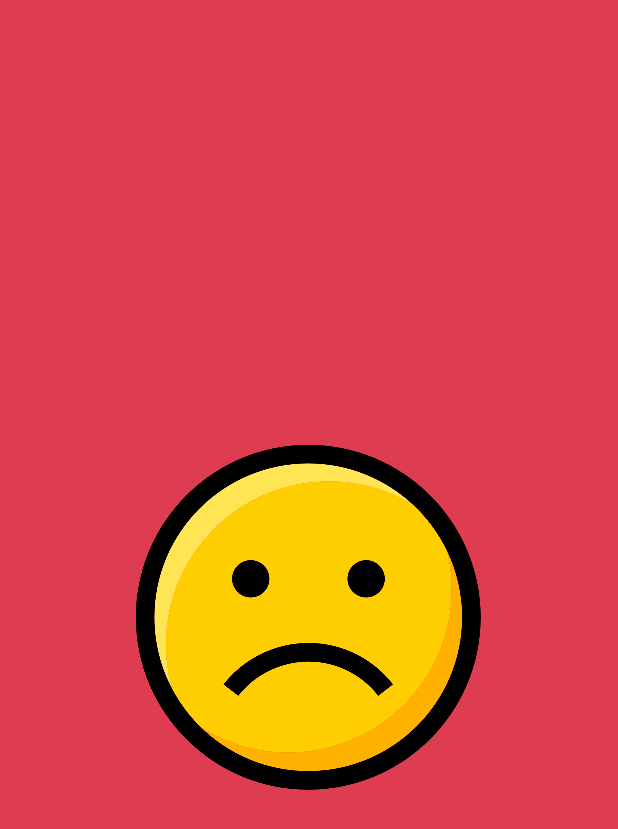
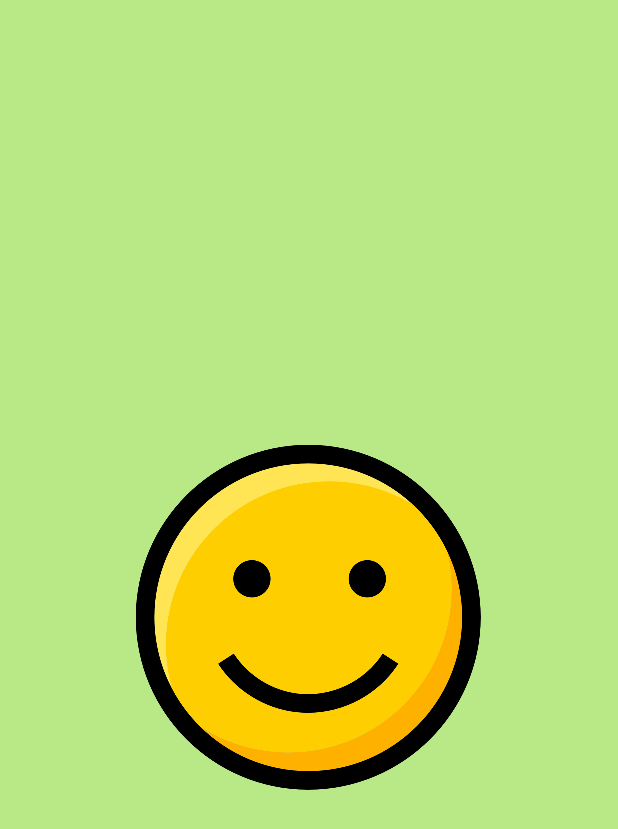
Before and after one commit to AnthonyMineo/MoodTracker, an Android app: the screen it shows after launch (MainActivity), on a phone screen of 412 x 824 dp. Shown: the top 829 px of the screen. Run offline under Robolectric (Android 15) with nearby library versions, the phone set to English and light mode, and no system bars.

Commit message:
add a custom viewPager and pagerAdapter in order to create a scroll between smiley

```diff
--- a/app/src/main/java/com/denma/moodtracker/Controller/MainActivity.java
+++ b/app/src/main/java/com/denma/moodtracker/Controller/MainActivity.java
@@ -1,51 +1,22 @@
 package com.denma.moodtracker.Controller;
 
+import android.support.v4.view.ViewPager;
 import android.support.v7.app.AppCompatActivity;
 import android.os.Bundle;
-import android.view.Display;
-
-import android.widget.ImageView;
-import android.widget.LinearLayout;
 
 import com.denma.moodtracker.R;
 
 public class MainActivity extends AppCompatActivity {
-    ImageView mSmileySad;
-    ImageView mSmileyDisappointed;
-    ImageView mSmileyNormal;
-    ImageView mSmileyHappy;
-    ImageView mSmileySuperHappy;
-
-    LinearLayout mSmileySadLayout;
-    LinearLayout mSmileyDisappointedLayout;
-    LinearLayout mSmileyNormalLayout;
-    LinearLayout mSmileyHappyLayout;
-    LinearLayout mSmileySuperHappyLayout;
 
     @Override
     protected void onCreate(Bundle savedInstanceState) {
         super.onCreate(savedInstanceState);
         setContentView(R.layout.activity_main);
 
-        mSmileySad = (ImageView) findViewById(R.id.activity_main_smiley_sad);
-        mSmileyDisappointed = (ImageView) findViewById(R.id.activity_main_smiley_disappointed);
-        mSmileyNormal = (ImageView) findViewById(R.id.activity_main_smiley_normal);
-        mSmileyHappy = (ImageView) findViewById(R.id.activity_main_smiley_happy);
-        mSmileySuperHappy = (ImageView) findViewById(R.id.activity_main_smiley_super_happy);
+        MyPageAdapter adapter = new MyPageAdapter();
+        MyViewPager myPager = (MyViewPager) findViewById(R.id.activity_main_panel_pager);
+        myPager.setAdapter(adapter);
+        myPager.setCurrentItem(3);
 
-
-        mSmileySadLayout = (LinearLayout) findViewById(R.id.activity_main_smiley_sad_layout);
-        mSmileyDisappointedLayout = (LinearLayout) findViewById(R.id.activity_main_smiley_disappointed_layout);
-        mSmileyNormalLayout = (LinearLayout) findViewById(R.id.activity_main_smiley_normal_layout);
-        mSmileyHappyLayout = (LinearLayout) findViewById(R.id.activity_main_smiley_happy_layout);
-        mSmileySuperHappyLayout = (LinearLayout) findViewById(R.id.activity_main_smiley_super_happy_layout);
-
-        Display display = getWindowManager().getDefaultDisplay();
-        int screenHeight = display.getHeight();
-
-        mSmileySadLayout.getLayoutParams().height = screenHeight;
-        mSmileyDisappointedLayout.getLayoutParams().height = screenHeight;
-        mSmileyNormalLayout.getLayoutParams().height = screenHeight;
-        mSmileyHappyLayout.getLayoutParams().height = screenHeight;
-	mSmileySuperHappyLayout.getLayoutParams().height = screenHeight;
-    } }
+    }
+}
--- /dev/null
+++ b/app/src/main/java/com/denma/moodtracker/Controller/MyPageAdapter.java
@@ -0,0 +1,65 @@
+package com.denma.moodtracker.Controller;
+
+import android.content.Context;
+import android.os.Parcelable;
+import android.support.v4.view.PagerAdapter;
+import android.support.v4.view.ViewPager;
+import android.view.LayoutInflater;
+import android.view.View;
+
+import com.denma.moodtracker.R;
+
+public class MyPageAdapter extends PagerAdapter {
+
+    public int getCount() {
+        return 5;
+    }
+
+    public Object instantiateItem(View collection, int position) {
+
+        LayoutInflater inflater = (LayoutInflater) collection.getContext()
+                .getSystemService(Context.LAYOUT_INFLATER_SERVICE);
+
+        int resId = 0;
+        switch (position) {
+            case 0:
+                resId = R.layout.smiley_sad;
+                break;
+            case 1:
+                resId = R.layout.smiley_disappointed;
+                break;
+            case 2:
+                resId = R.layout.smiley_normal;
+                break;
+            case 3:
+                resId = R.layout.smiley_happy;
+                break;
+            case 4:
+                resId = R.layout.smiley_super_happy;
+                break;
+        }
+
+        View view = inflater.inflate(resId, null);
+
+        ((ViewPager) collection).addView(view, 0);
+
+        return view;
+    }
+
+    @Override
+    public void destroyItem(View arg0, int arg1, Object arg2) {
+        ((ViewPager) arg0).removeView((View) arg2);
+
+    }
+
+    @Override
+    public boolean isViewFromObject(View arg0, Object arg1) {
+        return arg0 == ((View) arg1);
+
+    }
+
+    @Override
+    public Parcelable saveState() {
+        return null;
+    }
+}
--- /dev/null
+++ b/app/src/main/java/com/denma/moodtracker/Controller/MyViewPager.java
@@ -0,0 +1,88 @@
+package com.denma.moodtracker.Controller;
+
+import android.content.Context;
+import android.support.v4.view.ViewPager;
+import android.util.AttributeSet;
+import android.view.MotionEvent;
+import android.view.View;
+
+/**
+ * Uses a combination of a PageTransformer and swapping X & Y coordinates
+ * of touch events to create the illusion of a vertically scrolling ViewPager.
+ *
+ * Requires API 11+
+ *
+ */
+public class MyViewPager extends ViewPager {
+
+    public MyViewPager(Context context) {
+        super(context);
+        init();
+    }
+
+    public MyViewPager(Context context, AttributeSet attrs) {
+        super(context, attrs);
+        init();
+    }
+
+    private void init() {
+        // The majority of the magic happens here
+        setPageTransformer(true, new VerticalPageTransformer());
+        // The easiest way to get rid of the overscroll drawing that happens on the left and right
+        setOverScrollMode(OVER_SCROLL_NEVER);
+    }
+
+    private class VerticalPageTransformer implements ViewPager.PageTransformer {
+
+        @Override
+        public void transformPage(View view, float position) {
+
+            if (position < -1) { // [-Infinity,-1)
+                // This page is way off-screen to the left.
+                view.setAlpha(0);
+
+            } else if (position <= 1) { // [-1,1]
+                view.setAlpha(1);
+
+                // Counteract the default slide transition
+                view.setTranslationX(view.getWidth() * -position);
+
+                //set Y position to swipe in from top
+                float yPosition = position * view.getHeight();
+                view.setTranslationY(yPosition);
+
+            } else { // (1,+Infinity]
+                // This page is way off-screen to the right.
+                view.setAlpha(0);
+            }
+        }
+    }
+
+    /**
+     * Swaps the X and Y coordinates of your touch event.
+     */
+    private MotionEvent swapXY(MotionEvent ev) {
+        float width = getWidth();
+        float height = getHeight();
+
+        float newX = (ev.getY() / height) * width;
+        float newY = (ev.getX() / width) * height;
+
+        ev.setLocation(newX, newY);
+
+        return ev;
+    }
+
+    @Override
+    public boolean onInterceptTouchEvent(MotionEvent ev){
+        boolean intercepted = super.onInterceptTouchEvent(swapXY(ev));
+        swapXY(ev); // return touch coordinates to original reference frame for any child views
+        return intercepted;
+    }
+
+    @Override
+    public boolean onTouchEvent(MotionEvent ev) {
+        return super.onTouchEvent(swapXY(ev));
+    }
+
+}
--- a/app/src/main/res/layout/activity_main.xml
+++ b/app/src/main/res/layout/activity_main.xml
@@ -1,102 +1,10 @@
 <?xml version="1.0" encoding="utf-8"?>
-
-<ScrollView xmlns:android="http://schemas.android.com/apk/res/android"
-    xmlns="http://schemas.android.com/apk/res-auto"
-    xmlns:tools="http://schemas.android.com/tools"
-    android:layout_width="match_parent"
-    android:layout_height="wrap_content"
-    tools:context="com.denma.moodtracker.Controller.MainActivity"
-    android:fillViewport="true">
-
-    <LinearLayout
+<LinearLayout xmlns:android="http://schemas.android.com/apk/res/android"
+    android:orientation="vertical"
+    android:layout_width="fill_parent"
+    android:layout_height="fill_parent">
+    <com.denma.moodtracker.Controller.MyViewPager
         android:layout_width="match_parent"
-        android:layout_height="wrap_content"
-        android:orientation="vertical">
-
-        <LinearLayout
-            android:id="@+id/activity_main_smiley_sad_layout"
-            android:layout_width="match_parent"
-            android:layout_height="wrap_content"
-            android:orientation="vertical"
-            android:gravity="center"
-            android:background="@color/faded_red">
-
-            <ImageView
-                android:id="@+id/activity_main_smiley_sad"
-                android:layout_width="wrap_content"
-                android:layout_height="wrap_content"
-                android:layout_gravity="center"
-                android:src="@mipmap/smiley_sad"/>
-
-        </LinearLayout>
-
-        <LinearLayout
-            android:id="@+id/activity_main_smiley_disappointed_layout"
-            android:layout_width="match_parent"
-            android:layout_height="wrap_content"
-            android:orientation="vertical"
-            android:gravity="center"
-            android:background="@color/warm_grey">
-
-            <ImageView
-                android:id="@+id/activity_main_smiley_disappointed"
-                android:layout_width="wrap_content"
-                android:layout_height="wrap_content"
-                android:layout_gravity="center"
-                android:src="@mipmap/smiley_disappointed"/>
-
-        </LinearLayout>
-
-        <LinearLayout
-            android:id="@+id/activity_main_smiley_normal_layout"
-            android:layout_width="match_parent"
-            android:layout_height="wrap_content"
-            android:orientation="vertical"
-            android:gravity="center"
-            android:background="@color/cornflower_blue_65">
-
-            <ImageView
-                android:id="@+id/activity_main_smiley_normal"
-                android:layout_width="wrap_content"
-                android:layout_height="wrap_content"
-                android:layout_gravity="center"
-                android:src="@mipmap/smiley_normal"/>
-
-        </LinearLayout>
-
-        <LinearLayout
-            android:id="@+id/activity_main_smiley_happy_layout"
-            android:layout_width="match_parent"
-            android:layout_height="wrap_content"
-            android:orientation="vertical"
-            android:gravity="center"
-            android:background="@color/light_sage">
-
-            <ImageView
-                android:id="@+id/activity_main_smiley_happy"
-                android:layout_width="wrap_content"
-                android:layout_height="wrap_content"
-                android:layout_gravity="center"
-                android:src="@mipmap/smiley_happy"/>
-
-        </LinearLayout>
-
-        <LinearLayout
-            android:id="@+id/activity_main_smiley_super_happy_layout"
-            android:layout_width="match_parent"
-            android:layout_height="wrap_content"
-            android:orientation="vertical"
-            android:gravity="center"
-            android:background="@color/banana_yellow">
-
-            <ImageView
-                android:id="@+id/activity_main_smiley_super_happy"
-                android:layout_width="wrap_content"
-                android:layout_height="wrap_content"
-                android:layout_gravity="center"
-                android:src="@mipmap/smiley_super_happy"/>
-        </LinearLayout>
-
-    </LinearLayout>
-
-</ScrollView>
+        android:layout_height="match_parent"
+        android:id="@+id/activity_main_panel_pager"/>
+</LinearLayout>
--- /dev/null
+++ b/app/src/main/res/layout/smiley_happy.xml
@@ -0,0 +1,18 @@
+<?xml version="1.0" encoding="utf-8"?>
+<LinearLayout
+    xmlns:android="http://schemas.android.com/apk/res/android"
+    android:id="@+id/activity_main_smiley_happy_layout"
+    android:layout_width="match_parent"
+    android:layout_height="match_parent"
+    android:orientation="vertical"
+    android:gravity="center"
+    android:background="@color/light_sage">
+
+    <ImageView
+        android:id="@+id/activity_main_smiley_happy"
+        android:layout_width="wrap_content"
+        android:layout_height="wrap_content"
+        android:layout_gravity="center"
+        android:src="@mipmap/smiley_happy"/>
+
+</LinearLayout>
```
Also changed, not shown: app/src/main/res/layout/smiley_disappointed.xml (added, +18 -0 lines), app/src/main/res/layout/smiley_normal.xml (added, +18 -0 lines), app/src/main/res/layout/smiley_sad.xml (added, +18 -0 lines), app/src/main/res/layout/smiley_super_happy.xml (added, +17 -0 lines).
